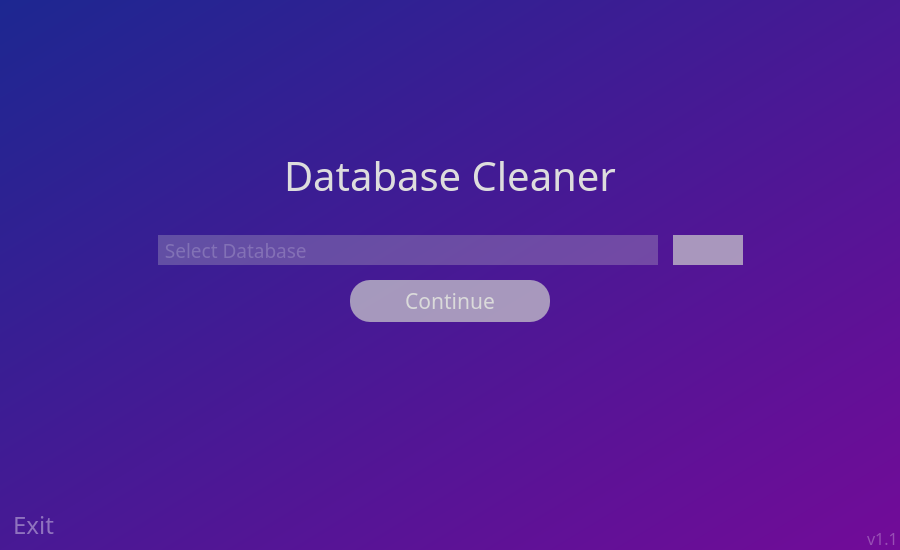
Before: the Qt Designer form res/interface.ui in StevenButtifint/database-cleaner, drawn with Qt 5.
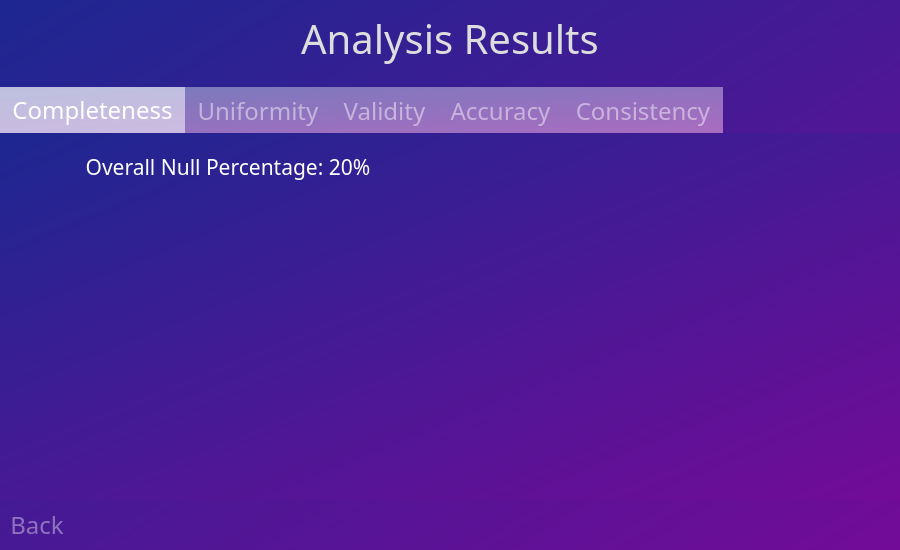
After: the same form once the commit is applied. The open tabs and pages were chosen to show the change. Icons and pictures are not drawn.

Commit message: added completeness page base

What changed in the file:
```diff
--- a/res/interface.ui
+++ b/res/interface.ui
@@ -1067,8 +1067,335 @@
         </item>
        </layout>
       </widget>
-      <widget class="QWidget" name="analyse_page"/>
-      <widget class="QWidget" name="cleaning_page"/>
+      <widget class="QWidget" name="analysis_loading_page">
+       <property name="styleSheet">
+        <string notr="true">QWidget {
+	background-color: qlineargradient(spread:pad, x1:0, y1:0, x2:1, y2:1, stop:0 rgba(29, 39, 145, 255), stop:1 rgba(114, 11, 152, 255));
+}
+
+QFrame {
+	
+	background-color: rgba(0, 0, 0, 0);
+}</string>
+       </property>
+      </widget>
+      <widget class="QWidget" name="analysis_results_page">
+       <property name="styleSheet">
+        <string notr="true">QWidget {
+	background-color: qlineargradient(spread:pad, x1:0, y1:0, x2:1, y2:1, stop:0 rgba(29, 39, 145, 255), stop:1 rgba(114, 11, 152, 255));
+}
+
+QFrame {
+	
+	background-color: rgba(0, 0, 0, 0);
+}</string>
+       </property>
+       <layout class="QVBoxLayout" name="verticalLayout_10">
+        <property name="spacing">
+         <number>0</number>
+        </property>
+        <property name="leftMargin">
+         <number>0</number>
+        </property>
+        <property name="topMargin">
+         <number>0</number>
+        </property>
+        <property name="rightMargin">
+         <number>0</number>
+        </property>
+        <property name="bottomMargin">
+         <number>0</number>
+        </property>
+        <item>
+         <widget class="QFrame" name="frame_15">
+          <property name="minimumSize">
+           <size>
+            <width>0</width>
+            <height>30</height>
+           </size>
+          </property>
+          <property name="frameShape">
+           <enum>QFrame::StyledPanel</enum>
+          </property>
+          <property name="frameShadow">
+           <enum>QFrame::Raised</enum>
+          </property>
+          <layout class="QHBoxLayout" name="horizontalLayout_8">
+           <property name="spacing">
+            <number>0</number>
+           </property>
+           <property name="leftMargin">
+            <number>0</number>
+           </property>
+           <property name="topMargin">
+            <number>10</number>
+           </property>
+           <property name="rightMargin">
+            <number>0</number>
+           </property>
+           <property name="bottomMargin">
+            <number>20</number>
+           </property>
+           <item>
+            <widget class="QLabel" name="label">
+             <property name="font">
+              <font>
+               <family>Microsoft YaHei</family>
+               <pointsize>30</pointsize>
+              </font>
+             </property>
+             <property name="styleSheet">
+              <string notr="true">color:#DDDDDD;</string>
+             </property>
+             <property name="text">
+              <string>Analysis Results</string>
+             </property>
+             <property name="alignment">
+              <set>Qt::AlignCenter</set>
+             </property>
+            </widget>
+           </item>
+          </layout>
+         </widget>
+        </item>
+        <item>
+         <widget class="QTabWidget" name="analysis_page_stack">
+          <property name="font">
+           <font>
+            <family>Microsoft YaHei</family>
+            <pointsize>18</pointsize>
+           </font>
+          </property>
+          <property name="styleSheet">
+           <string notr="true">QTabWidget::tab-bar{
+	alignment:center;
+	expanding: True;
+	background-color: rgba(255, 255, 255, 100);
+}
+
+QTabBar::tab {
+	background-color: rgba(255, 255, 255, 100);
+	color: rgba(255, 255, 255, 120);
+}
+
+QTabBar::tab:selected {
+	background-color: rgba(255, 255, 255, 180);
+	
+	color: rgb(255, 255, 255);
+
+}
+
+QTabWidget::pane
+{
+	background-color: rgba(255, 255, 255, 200);
+
+}</string>
+          </property>
+          <property name="currentIndex">
+           <number>0</number>
+          </property>
+          <widget class="QWidget" name="completeness">
+           <attribute name="title">
+            <string>Completeness</string>
+           </attribute>
+           <layout class="QHBoxLayout" name="horizontalLayout_9">
+            <item>
+             <widget class="QFrame" name="frame_17">
+              <property name="frameShape">
+               <enum>QFrame::StyledPanel</enum>
+              </property>
+              <property name="frameShadow">
+               <enum>QFrame::Raised</enum>
+              </property>
+              <layout class="QVBoxLayout" name="verticalLayout_11">
+               <item>
+                <widget class="QLabel" name="label_4">
+                 <property name="maximumSize">
+                  <size>
+                   <width>16777215</width>
+                   <height>30</height>
+                  </size>
+                 </property>
+                 <property name="font">
+                  <font>
+                   <family>Microsoft YaHei</family>
+                   <pointsize>16</pointsize>
+                  </font>
+                 </property>
+                 <property name="styleSheet">
+                  <string notr="true">color: rgb(255, 255, 255);</string>
+                 </property>
+                 <property name="text">
+                  <string>Overall Null Percentage: 20%</string>
+                 </property>
+                 <property name="alignment">
+                  <set>Qt::AlignCenter</set>
+                 </property>
+                </widget>
+               </item>
+               <item>
+                <widget class="QFrame" name="frame_18">
+                 <property name="frameShape">
+                  <enum>QFrame::StyledPanel</enum>
+                 </property>
+                 <property name="frameShadow">
+                  <enum>QFrame::Raised</enum>
+                 </property>
+                </widget>
+               </item>
+              </layout>
+             </widget>
+            </item>
+            <item>
+             <widget class="QFrame" name="frame_16">
+              <property name="frameShape">
+               <enum>QFrame::StyledPanel</enum>
+              </property>
+              <property name="frameShadow">
+               <enum>QFrame::Raised</enum>
+              </property>
+              <layout class="QVBoxLayout" name="verticalLayout_12">
+               <item>
+                <widget class="QFrame" name="frame_20">
+                 <property name="frameShape">
+                  <enum>QFrame::StyledPanel</enum>
+                 </property>
+                 <property name="frameShadow">
+                  <enum>QFrame::Raised</enum>
+                 </property>
+                </widget>
+               </item>
+               <item>
+                <widget class="QFrame" name="frame_19">
+                 <property name="frameShape">
+                  <enum>QFrame::StyledPanel</enum>
+                 </property>
+                 <property name="frameShadow">
+                  <enum>QFrame::Raised</enum>
+                 </property>
+                </widget>
+               </item>
+              </layout>
+             </widget>
+            </item>
+           </layout>
+          </widget>
+          <widget class="QWidget" name="tab_2">
+           <attribute name="title">
+            <string>Uniformity</string>
+           </attribute>
+          </widget>
+          <widget class="QWidget" name="tab_3">
+           <attribute name="title">
+            <string>Validity</string>
+           </attribute>
+          </widget>
+          <widget class="QWidget" name="tab_4">
+           <attribute name="title">
+            <string>Accuracy</string>
+           </attribute>
+          </widget>
+          <widget class="QWidget" name="tab_5">
+           <attribute name="title">
+            <string>Consistency</string>
+           </attribute>
+          </widget>
+         </widget>
+        </item>
+        <item>
+         <widget class="QFrame" name="frame_12">
+          <property name="minimumSize">
+           <size>
+            <width>0</width>
+            <height>50</height>
+           </size>
+          </property>
+          <property name="maximumSize">
+           <size>
+            <width>16777215</width>
+            <height>50</height>
+           </size>
+          </property>
+          <property name="frameShape">
+           <enum>QFrame::StyledPanel</enum>
+          </property>
+          <property name="frameShadow">
+           <enum>QFrame::Raised</enum>
+          </property>
+          <layout class="QHBoxLayout" name="horizontalLayout_7">
+           <property name="spacing">
+            <number>6</number>
+           </property>
+           <property name="leftMargin">
+            <number>9</number>
+           </property>
+           <property name="topMargin">
+            <number>9</number>
+           </property>
+           <property name="rightMargin">
+            <number>9</number>
+           </property>
+           <property name="bottomMargin">
+            <number>9</number>
+           </property>
+           <item>
+            <widget class="QPushButton" name="btn_analysis_results_back">
+             <property name="font">
+              <font>
+               <family>Microsoft YaHei</family>
+               <pointsize>18</pointsize>
+              </font>
+             </property>
+             <property name="styleSheet">
+              <string notr="true">QPushButton {
+	color: rgba(255,255, 255, 100);
+	border: 0px solid;
+	background-color: rgba(0, 0, 0, 0);
+	border-radius: 15px;
+}
+QPushButton:hover {
+	background-color: rgba(0, 0, 0, 0);
+	border-radius: 15px;
+	border: 0px solid;
+	color: rgba(255,255, 255, 255);
+	
+}</string>
+             </property>
+             <property name="text">
+              <string>Back</string>
+             </property>
+            </widget>
+           </item>
+           <item>
+            <spacer name="horizontalSpacer_7">
+             <property name="orientation">
+              <enum>Qt::Horizontal</enum>
+             </property>
+             <property name="sizeHint" stdset="0">
+              <size>
+               <width>818</width>
+               <height>20</height>
+              </size>
+             </property>
+            </spacer>
+           </item>
+          </layout>
+         </widget>
+        </item>
+       </layout>
+      </widget>
+      <widget class="QWidget" name="cleaning_page">
+       <property name="styleSheet">
+        <string notr="true">QWidget {
+	background-color: qlineargradient(spread:pad, x1:0, y1:0, x2:1, y2:1, stop:0 rgba(29, 39, 145, 255), stop:1 rgba(114, 11, 152, 255));
+}
+
+QFrame {
+	
+	background-color: rgba(0, 0, 0, 0);
+}</string>
+       </property>
+      </widget>
      </widget>
     </item>
    </layout>
```
